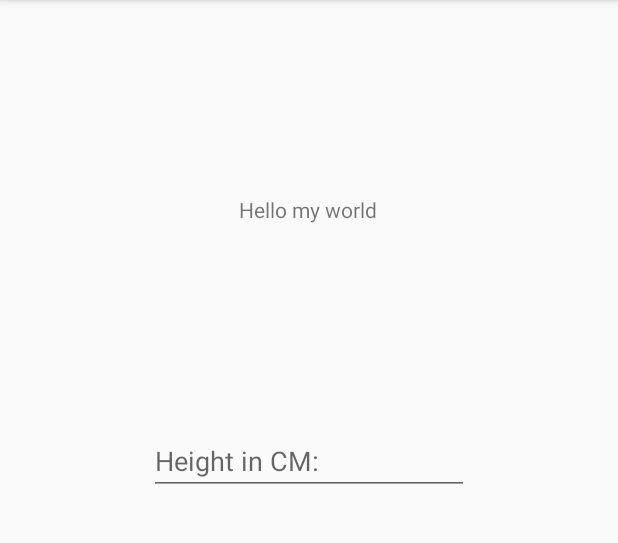
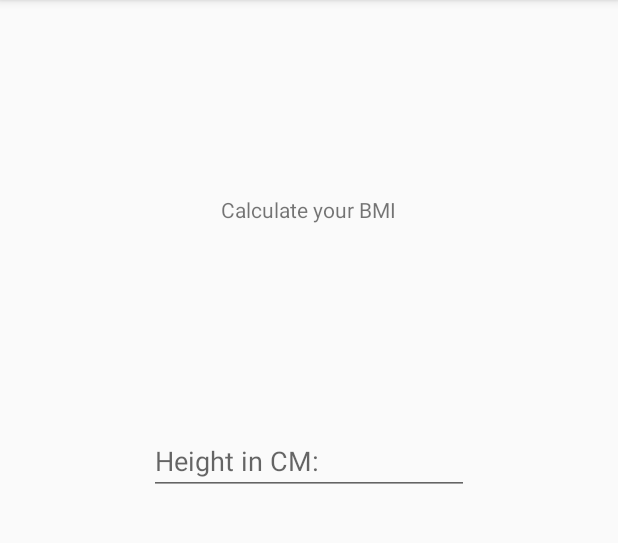
Before and after one commit to UPLukeet/Fitness-App, an Android app: the screen it shows after launch (MainActivity), on a phone screen of 412 x 824 dp, the part 84-627 px from its top. Run offline under Robolectric (Android 15) with nearby library versions, the phone set to English and light mode, and no system bars.

Commit message:
BMi cal fixed, crash if nothing input in box needs fix

```diff
--- a/app/src/main/java/com/example/test/MainActivity.kt
+++ b/app/src/main/java/com/example/test/MainActivity.kt
@@ -17,12 +17,13 @@ class MainActivity : AppCompatActivity() {
         val height = findViewById(R.id.input_height) as EditText
 
         btnChangeText.setOnClickListener {
-           val bmiWeight = weight.text.toString().toInt()
-           val bmiHeight = height.text.toString().toInt()
-           val bmiCalc =  bmiWeight /  bmiHeight /  bmiHeight * 10000
-            tvBMI.text = bmiCalc.toString()
+                val bmiWeight = weight.text.toString().toDouble()
+                val bmiHeight = height.text.toString().toInt()
+                val bmiCalc = bmiWeight / bmiHeight / bmiHeight * 10000
+                tvBMI.text = "BMI:" + bmiCalc.toInt().toString()
+            }
+
         }
 
+
     }
-
-}
--- a/app/src/main/res/layout-v26/activity_main.xml
+++ b/app/src/main/res/layout-v26/activity_main.xml
@@ -24,7 +24,7 @@
         android:id="@+id/output_BMI"
         android:layout_width="wrap_content"
         android:layout_height="wrap_content"
-        android:text="@string/hello_my_world"
+        android:text="@string/Calculate_your_BMI"
         app:layout_constraintBottom_toBottomOf="parent"
         app:layout_constraintHorizontal_bias="0.498"
         app:layout_constraintLeft_toLeftOf="parent"
--- a/app/src/main/res/layout/activity_main.xml
+++ b/app/src/main/res/layout/activity_main.xml
@@ -24,7 +24,7 @@
         android:id="@+id/output_BMI"
         android:layout_width="wrap_content"
         android:layout_height="wrap_content"
-        android:text="@string/calculate_your_bmi"
+        android:text="Calculate your BMI"
         app:layout_constraintBottom_toBottomOf="parent"
         app:layout_constraintHorizontal_bias="0.498"
         app:layout_constraintLeft_toLeftOf="parent"
--- a/app/src/main/res/values/strings.xml
+++ b/app/src/main/res/values/strings.xml
@@ -1,8 +1,7 @@
 <resources>
     <string name="app_name">Test</string>
     <string name="weight_in_kg">Weight in Kg:</string>
-    <string name="hello_my_world">Hello my world</string>
+    <string name="Calculate_your_BMI">Calculate your BMI</string>
     <string name="calculate_bmi">Calculate BMI</string>
     <string name="height_in_cm">Height in CM:</string>
-    <string name="calculate_your_bmi">Calculate your BMI</string>
 </resources>
```
